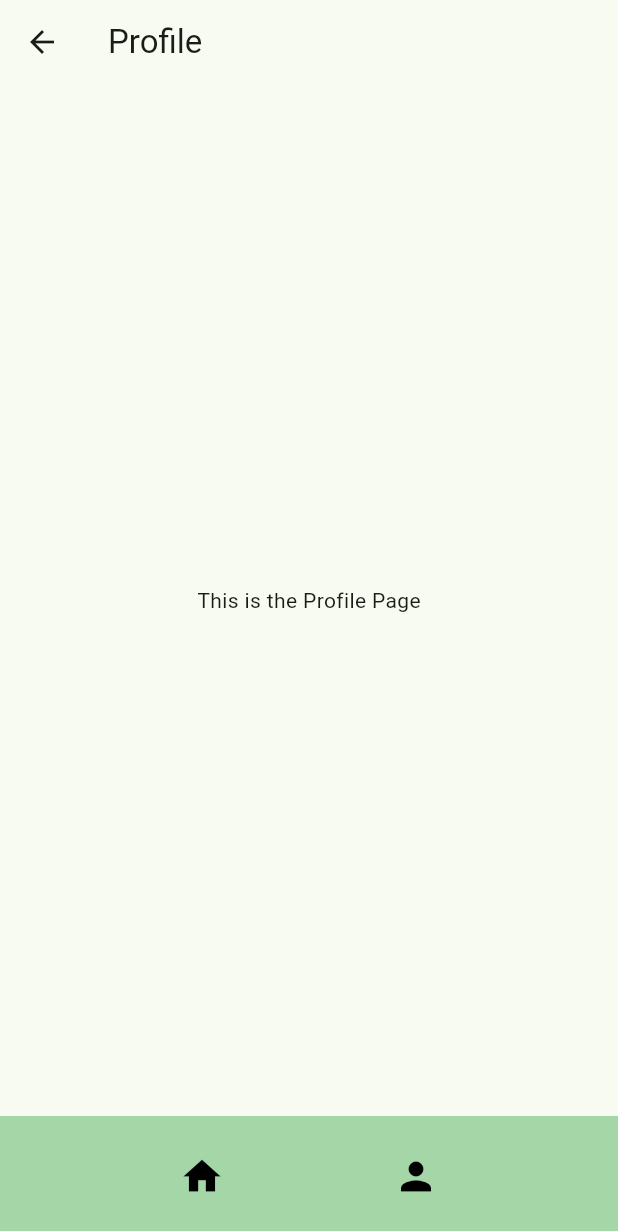
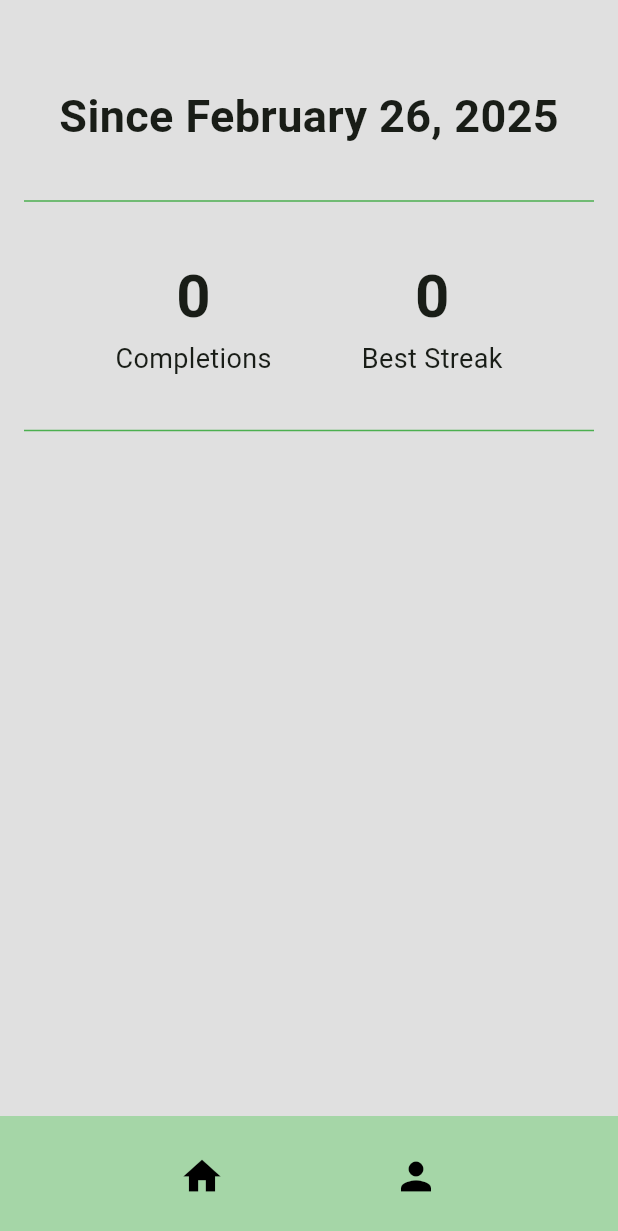
Before and after one commit to SQ77/trackIt, a Flutter app: the screen it shows after launch, after a tap on the "person" icon, on a phone screen of 412 x 824 dp. Shown: the top 1231 px of the screen. Run offline on Flutter 3.47's test engine with Material 3 defaults, Android fonts, the light colour scheme and no system bars; our stand-ins replace flutter_heatmap_calendar, flutter_slidable, hive_flutter; accounts and stored records are empty.

Commit message:
Get and display stats on profile page

```diff
--- a/lib/data/habit_db.dart
+++ b/lib/data/habit_db.dart
@@ -1,7 +1,16 @@
+import 'dart:math';
+
 import 'package:hive_flutter/hive_flutter.dart';
 import 'package:trackit/datetime/date_time.dart';
 
 final _myBox = Hive.box("Habit_DB");
+
+class TwoInts {
+  final int firstInt;
+  final int secondInt;
+
+  TwoInts(this.firstInt, this.secondInt);
+}
 
 class HabitDB {
   List todaysHabitList = [];
@@ -35,7 +44,8 @@ class HabitDB {
         // reset all habits to not done
         todaysHabitList[i][1] = false;
 
-        bool wasCompletedYesterday = yesterdaysHabitList != null && yesterdaysHabitList[i][1] == true;
+        bool wasCompletedYesterday =
+            yesterdaysHabitList != null && yesterdaysHabitList[i][1] == true;
         // update streaks
         if (wasCompletedYesterday) {
           todaysHabitList[i][2] += 1;
@@ -74,7 +84,7 @@ class HabitDB {
   }
 
   void loadHeatMap() {
-    DateTime startDate = createDateTimeObject(_myBox.get("START_DATE"));
+    DateTime startDate = getStartDate();
     int daysBetween = DateTime.now().difference(startDate).inDays;
     // go from start date to today and add each percentage to the dataset
     // "PERCENTAGE_SUMMARY_yyyymmdd" will be the key in the database
@@ -104,6 +114,49 @@ class HabitDB {
     }
   }
 
+  // returns the total number of completed habits and best streak
+  TwoInts getCompletedHabitCountAndBestStreak() {
+    int completedCount = 0;
+    int bestStreak = 0;
+    DateTime startDate = getStartDate();
+    String startDateString = convertDateTimeToString(startDate);
+
+    // track the streak for each habit individually
+    Map<String, int> habitStreaks = {};
+
+    for (var key in _myBox.keys) {
+      bool isValidDateKey =
+          key is String && key.length == 8 && RegExp(r'^\d{8}$').hasMatch(key);
+
+      if (isValidDateKey && key.compareTo(startDateString) >= 0) {
+        // get the list of habits for the given date
+        List<dynamic> habitList = _myBox.get(key);
+
+        for (var habit in habitList) {
+          if (habit[1] == true) {
+            completedCount++;
+
+            // update streaks for each habit
+            String habitName = habit[0];
+            if (habitStreaks.containsKey(habitName)) {
+              habitStreaks[habitName] = habitStreaks[habitName]! + 1;
+            } else {
+              habitStreaks[habitName] = 1;
+            }
+
+            bestStreak = max(bestStreak, habitStreaks[habitName]!);
+          }
+        }
+      }
+    }
+
+    return TwoInts(completedCount, bestStreak);
+  }
+
+  DateTime getStartDate() {
+    return createDateTimeObject(_myBox.get("START_DATE"));
+  }
+
   // resets all data, used for testing
   void clearBoxData() async {
     var box = await Hive.openBox("Habit_DB");
--- a/lib/datetime/date_time.dart
+++ b/lib/datetime/date_time.dart
@@ -56,3 +56,28 @@ String convertDateTimeToString(DateTime dateTime) {
 
   return yyyymmdd;
 }
+
+// convert DateTime object to string "month day, year"
+String formatDateTime(DateTime date) {
+  final months = [
+    'January',
+    'February',
+    'March',
+    'April',
+    'May',
+    'June',
+    'July',
+    'August',
+    'September',
+    'October',
+    'November',
+    'December',
+  ];
+
+  // Extract day, month, and year
+  String month = months[date.month - 1];
+  String day = date.day.toString();
+  String year = date.year.toString();
+
+  return '$month $day, $year';
+}
--- a/lib/pages/profile_page.dart
+++ b/lib/pages/profile_page.dart
@@ -1,17 +1,106 @@
 import 'package:flutter/material.dart';
 import 'package:trackit/components/bottom_navbar.dart';
+import 'package:trackit/data/habit_db.dart';
+import 'package:trackit/datetime/date_time.dart';
 
-class ProfilePage extends StatelessWidget {
+class ProfilePage extends StatefulWidget {
   const ProfilePage({super.key});
+
+  @override
+  State<ProfilePage> createState() => _ProfilePageState();
+}
+
+class _ProfilePageState extends State<ProfilePage> {
+  HabitDB db = HabitDB();
+  int completedHabits = 0;
+  int bestStreak = 0;
+  DateTime? startDate;
+
+  @override
+  void initState() {
+    super.initState();
+    _fetchStats();
+  }
+
+  void _fetchStats() {
+    TwoInts stats = db.getCompletedHabitCountAndBestStreak();
+    var numCompletedHabits = stats.firstInt;
+    var numBestStreak = stats.secondInt;
+    var startDateTime = db.getStartDate();
+    setState(() {
+      completedHabits = numCompletedHabits;
+      bestStreak = numBestStreak;
+      startDate = startDateTime;
+    });
+  }
 
   @override
   Widget build(BuildContext context) {
     return Scaffold(
-      appBar: AppBar(
-        title: Text('Profile'),
-      ),
-      body: Center(
-        child: Text('This is the Profile Page'),
+      backgroundColor: Colors.grey[300],
+      body: Padding(
+        padding: const EdgeInsets.all(16.0),
+        child: Column(
+          crossAxisAlignment: CrossAxisAlignment.start,
+          children: [
+            Container(
+              margin: const EdgeInsets.only(top: 40.0, bottom: 20.0),
+              alignment: Alignment.center,
+              child: Text(
+                'Since ${startDate != null ? formatDateTime(startDate!) : 'Unknown'}',
+                style: TextStyle(fontSize: 30, fontWeight: FontWeight.bold),
+              ),
+            ),
+
+            Divider(color: Colors.green, thickness: 1, height: 30),
+
+            Container(
+              margin: const EdgeInsets.only(top: 20.0, bottom: 20.0),
+              child: Row(
+                mainAxisAlignment: MainAxisAlignment.center,
+                spacing: 30,
+                children: [
+                  // completed habits stat
+                  Column(
+                    children: [
+                      Text(
+                        '$completedHabits',
+                        style: TextStyle(
+                          fontSize: 40,
+                          fontWeight: FontWeight.bold,
+                        ),
+                      ),
+                      Text(
+                        'Completions',
+                        style: TextStyle(fontSize: 18),
+                      ),
+                    ],
+                  ),
+
+                  SizedBox(height: 20),
+
+                  // best streak stat
+                  Column(
+                    children: [
+                      Text(
+                        '$bestStreak',
+                        style: TextStyle(
+                          fontSize: 40,
+                          fontWeight: FontWeight.bold,
+                        ),
+                      ),
+                      Text(
+                        'Best Streak',
+                        style: TextStyle(fontSize: 18),
+                      ),
+                    ],
+                  ),
+                ],
+              ),
+            ),
+            Divider(color: Colors.green, thickness: 1, height: 30),
+          ],
+        ),
       ),
       bottomNavigationBar: BottomNavbar(),
     );
```
